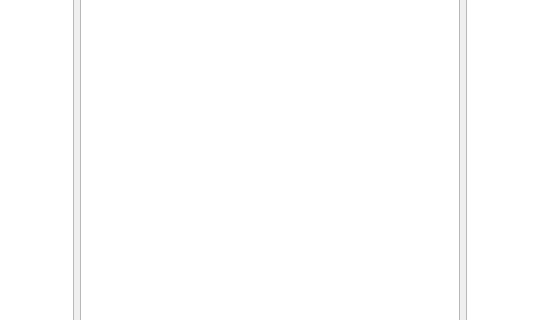
Qt form FileExplorer/mainwindow.ui (ftMadrid/FileExplorer) before a commit; both pictures show x 125 to 665 and y 164 to 484 of the 853 by 600 pixel window.
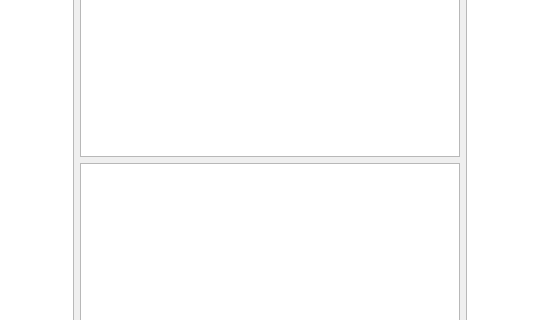
The same form after that commit. Icons and pictures are not drawn.

What changed in the file:
```diff
--- a/FileExplorer/mainwindow.ui
+++ b/FileExplorer/mainwindow.ui
@@ -212,6 +212,13 @@
           </property>
          </widget>
         </item>
+        <item>
+         <widget class="QListWidget" name="iconsWidget">
+          <property name="contextMenuPolicy">
+           <enum>Qt::ContextMenuPolicy::CustomContextMenu</enum>
+          </property>
+         </widget>
+        </item>
         <item>
          <widget class="QTreeWidget" name="PrincipalWidget">
           <property name="sizePolicy">
```
Left out of the diff: 6 changed lines with no effect on the pictures.
